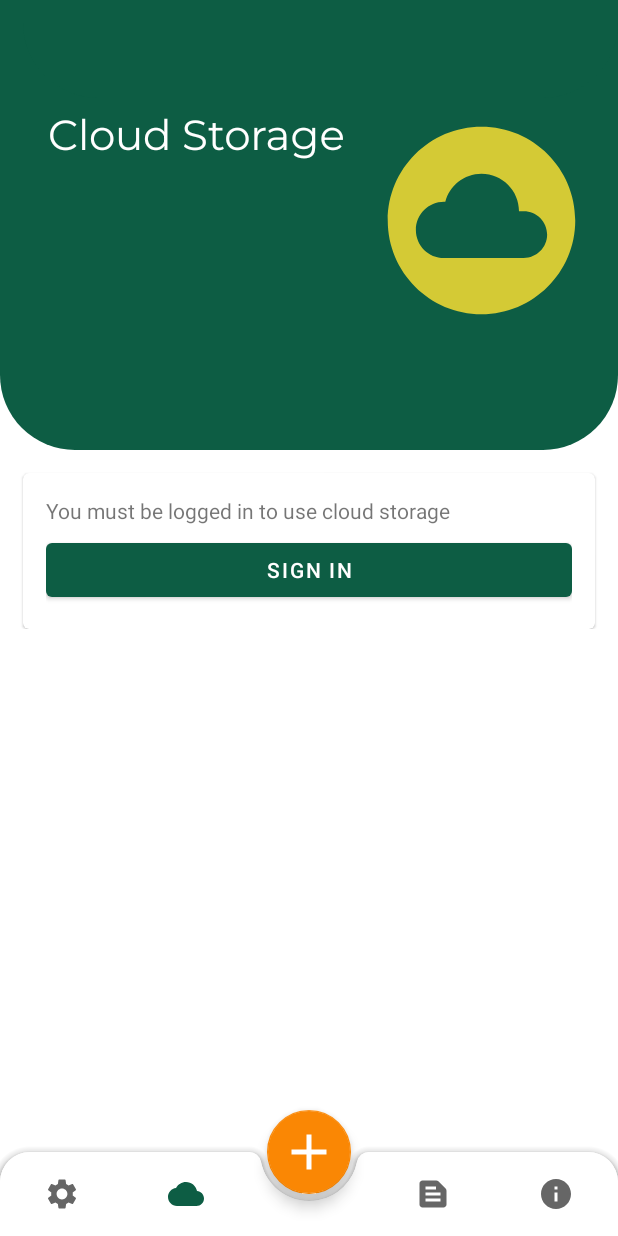
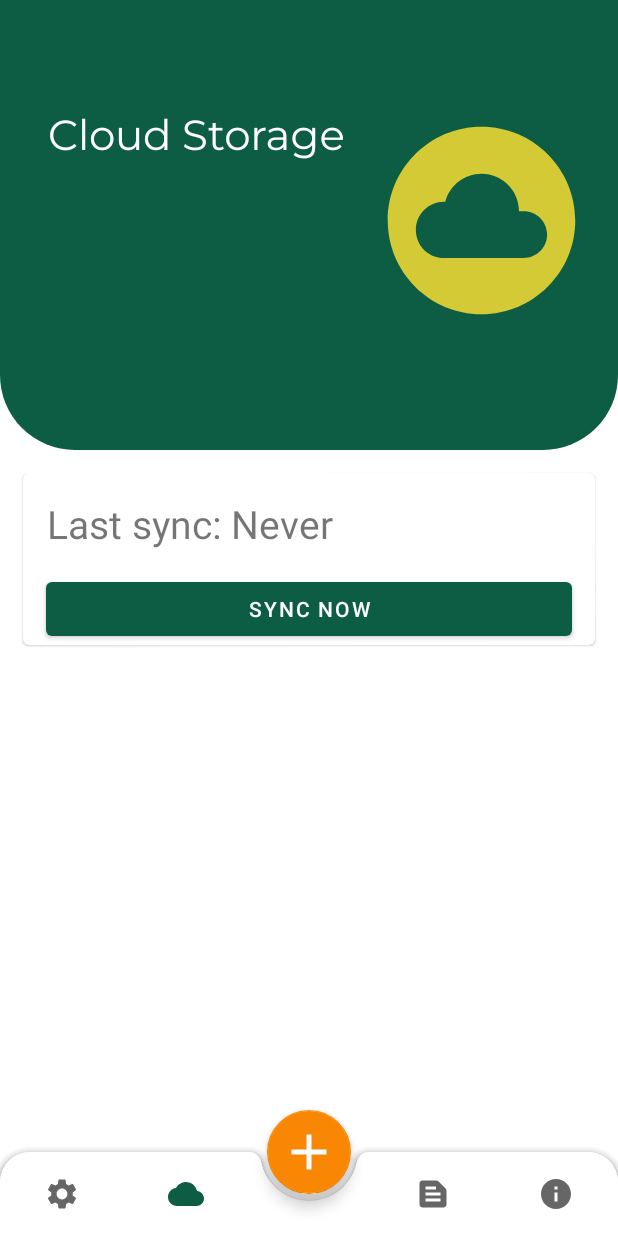
Before and after one commit to a1383n/sticknote, an Android app: the CloudFragment screen opened through its navigation route, on a phone screen of 412 x 824 dp. Run offline under Robolectric (Android 15) with nearby library versions, the phone set to English and light mode, and no system bars; our stand-ins replace Firebase (no records; nobody signed in at launch, a user with empty details on screens opened directly), Room's generated code, navigation-ui.

Commit message:
CloudFragment.kt almost completed

```diff
--- a/app/src/main/java/ir/amirsobhan/sticknote/App.kt
+++ b/app/src/main/java/ir/amirsobhan/sticknote/App.kt
@@ -27,7 +27,7 @@ class App : Application(){
 
         val viewModelModules = module {
             viewModel { NoteViewModel(get()) }
-            viewModel { CloudViewModel() }
+            viewModel { CloudViewModel(this@App) }
         }
 
 
--- a/app/src/main/java/ir/amirsobhan/sticknote/database/Note.kt
+++ b/app/src/main/java/ir/amirsobhan/sticknote/database/Note.kt
@@ -2,6 +2,9 @@ package ir.amirsobhan.sticknote.database
 
 import androidx.room.Entity
 import androidx.room.PrimaryKey
+import com.google.gson.Gson
+import com.google.gson.reflect.TypeToken
+import java.lang.reflect.Type
 
 @Entity
 data class Note(
--- a/app/src/main/java/ir/amirsobhan/sticknote/database/NoteDao.kt
+++ b/app/src/main/java/ir/amirsobhan/sticknote/database/NoteDao.kt
@@ -5,6 +5,9 @@ import androidx.room.*
 
 @Dao
 interface NoteDao {
+    @Query("SELECT * FROM Note ORDER BY timestamp DESC")
+    fun exportAll() : List<Note>
+
     @Query("SELECT * FROM Note ORDER BY id DESC")
     fun getAll(): LiveData<List<Note>>
 
--- a/app/src/main/java/ir/amirsobhan/sticknote/repositories/NoteRepository.kt
+++ b/app/src/main/java/ir/amirsobhan/sticknote/repositories/NoteRepository.kt
@@ -10,6 +10,11 @@ import java.util.concurrent.Callable
 class NoteRepository(private val noteDao: NoteDao) {
 
     val appExecutor : AppExecutor by inject(AppExecutor::class.java)
+
+    fun exportAll() : List<Note>{
+        val callable : Callable<List<Note>> = Callable { return@Callable noteDao.exportAll() }
+        return appExecutor.diskIO().submit(callable).get()
+    }
 
     fun getAll() : LiveData<List<Note>> {
         var callable: Callable<LiveData<List<Note>>> = Callable { return@Callable noteDao.getAll() }
--- a/app/src/main/java/ir/amirsobhan/sticknote/ui/fragments/CloudFragment.kt
+++ b/app/src/main/java/ir/amirsobhan/sticknote/ui/fragments/CloudFragment.kt
@@ -1,22 +1,31 @@
-package ir.amirsobhan.sticknote.ui.fragments
+          package ir.amirsobhan.sticknote.ui.fragments
 
+import android.app.Activity
 import android.content.Intent
 import android.os.Bundle
 import android.view.LayoutInflater
 import android.view.View
 import android.view.ViewGroup
+import android.widget.Toast
+import androidx.core.app.ActivityCompat
 import androidx.fragment.app.Fragment
+import com.google.android.material.snackbar.Snackbar
+import com.google.firebase.auth.FirebaseAuth
+import com.google.firebase.auth.ktx.auth
+import com.google.firebase.ktx.Firebase
 import ir.amirsobhan.sticknote.databinding.FragmentCloudBinding
 import ir.amirsobhan.sticknote.ui.activity.AuthActivity
 import ir.amirsobhan.sticknote.viewmodel.CloudViewModel
 import org.koin.android.ext.android.inject
 
 
-class CloudFragment : Fragment(){
+          class CloudFragment : Fragment(){
     private val TAG = "CloudFragment"
     private var _binding : FragmentCloudBinding? = null
     private val binding get() = _binding!!
     private val viewModel : CloudViewModel by inject()
+    private val auth : FirebaseAuth = Firebase.auth
+    private val isUserSignedIn : Boolean get() = auth.currentUser != null
 
     override fun onCreateView(inflater: LayoutInflater, container: ViewGroup?,savedInstanceState: Bundle?): View? {
         _binding = FragmentCloudBinding.inflate(layoutInflater, container, false)
@@ -26,13 +35,38 @@ class CloudFragment : Fragment(){
         return binding.root
     }
 
-    fun updateUI(){
-        binding.signInBtn.setOnClickListener {
-            startActivity(Intent(activity,AuthActivity::class.java))
+    override fun onActivityResult(requestCode: Int, resultCode: Int, data: Intent?) {
+        super.onActivityResult(requestCode, resultCode, data)
+        if (requestCode == 10 && resultCode == Activity.RESULT_OK){
+            Snackbar.make(requireView(),"Welcome ${data?.getStringExtra("name")}",Snackbar.LENGTH_LONG).show()
         }
     }
 
-    fun sync(){
+    private fun updateUI(){
+        if (isUserSignedIn){
+            binding.signInCard.visibility = View.GONE
+            binding.cloudCard.visibility = View.VISIBLE
+            binding.lastSync.text = viewModel.getLastSyncDate()
 
+            binding.syncButtom.setOnClickListener {
+                binding.syncButtom.isEnabled = false
+                viewModel.putNotesToRemote()
+                        .addOnCompleteListener {
+                            binding.syncButtom.isEnabled = true
+                            if (!it.isSuccessful){
+                                Toast.makeText(context,it.exception?.message,Toast.LENGTH_LONG).show()
+                            }else{
+                                binding.lastSync.text = "Last sync: Now"
+                            }
+                        }
+            }
+
+        }else{
+            binding.signInCard.visibility = View.VISIBLE
+            binding.cloudCard.visibility = View.GONE
+            binding.signInBtn.setOnClickListener {
+                startActivityForResult(Intent(activity,AuthActivity::class.java),10)
+            }
+        }
     }
 }
--- a/app/src/main/java/ir/amirsobhan/sticknote/viewmodel/CloudViewModel.kt
+++ b/app/src/main/java/ir/amirsobhan/sticknote/viewmodel/CloudViewModel.kt
@@ -1,11 +1,44 @@
 package ir.amirsobhan.sticknote.viewmodel
 
+import android.content.Context
+import android.content.SharedPreferences
+import android.text.format.DateUtils
+import androidx.core.content.edit
 import androidx.lifecycle.ViewModel
+import androidx.preference.PreferenceManager
+import com.google.android.gms.tasks.Task
+import com.google.firebase.auth.ktx.auth
+import com.google.firebase.firestore.FirebaseFirestore
+import com.google.firebase.firestore.ktx.firestore
+import com.google.firebase.ktx.Firebase
+import ir.amirsobhan.sticknote.database.Note
+import ir.amirsobhan.sticknote.repositories.NoteRepository
+import org.koin.java.KoinJavaComponent.inject
 
-class CloudViewModel() : ViewModel() {
+class CloudViewModel(val context : Context) : ViewModel() {
+    private val firestore : FirebaseFirestore = Firebase.firestore
+    private val repository : NoteRepository by inject(NoteRepository::class.java)
+    private val sharedPreferences : SharedPreferences = PreferenceManager.getDefaultSharedPreferences(context)
 
-    fun getSignInActivityIntent(){
+    fun getLastSyncDate() : String{
+        if (sharedPreferences.getLong("last_sync",0L) != 0L){
+            return "Last sync:" + DateUtils.getRelativeTimeSpanString(
+                    System.currentTimeMillis(),sharedPreferences.getLong("last_sync",0L),0
+            ).toString()
+        }else{
+            return "Last sync: Never"
+        }
+    }
 
+    fun putNotesToRemote(): Task<Void> {
+        val list : List<Note> = repository.exportAll()
+
+        return firestore.collection("users").document(Firebase.auth.currentUser.uid)
+                .set(hashMapOf(
+                        "notes" to list,
+                        "last_sync" to System.currentTimeMillis()
+                ))
+                .addOnSuccessListener { sharedPreferences.edit { putLong("last_sync",System.currentTimeMillis()).apply() } }
     }
 
 }
--- a/app/src/main/res/layout/fragment_cloud.xml
+++ b/app/src/main/res/layout/fragment_cloud.xml
@@ -63,6 +63,7 @@
             <androidx.core.widget.NestedScrollView
                 android:layout_width="match_parent"
                 android:layout_height="match_parent"
+                android:fillViewport="true"
                 app:layout_behavior="@string/appbar_scrolling_view_behavior">
 
                 <androidx.constraintlayout.widget.ConstraintLayout
@@ -77,6 +78,7 @@
                         android:layout_marginStart="16dp"
                         android:layout_marginTop="8dp"
                         android:layout_marginEnd="16dp"
+                        android:visibility="gone"
                         app:contentPadding="15dp"
                         app:layout_constraintEnd_toEndOf="parent"
                         app:layout_constraintStart_toStartOf="parent"
@@ -91,8 +93,8 @@
                             android:id="@+id/signInBtn"
                             android:layout_width="match_parent"
                             android:layout_height="wrap_content"
-                            android:text="Sign in"
-                            android:layout_marginTop="25dp" />
+                            android:layout_marginTop="25dp"
+                            android:text="Sign in" />
 
                     </com.google.android.material.card.MaterialCardView>
 
@@ -104,7 +106,7 @@
                         android:layout_marginStart="16dp"
                         android:layout_marginTop="8dp"
                         android:layout_marginEnd="16dp"
-                        android:visibility="gone"
+                        android:visibility="visible"
                         app:layout_constraintEnd_toEndOf="parent"
                         app:layout_constraintStart_toStartOf="parent"
                         app:layout_constraintTop_toTopOf="parent">
@@ -114,7 +116,7 @@
                             android:layout_height="wrap_content">
 
                             <TextView
-                                android:id="@+id/textView2"
+                                android:id="@+id/last_sync"
                                 android:layout_width="wrap_content"
                                 android:layout_height="wrap_content"
                                 android:layout_marginStart="16dp"
@@ -132,25 +134,7 @@
                                 android:text="Sync Now"
                                 app:layout_constraintEnd_toEndOf="parent"
                                 app:layout_constraintStart_toStartOf="parent"
-                                app:layout_constraintTop_toBottomOf="@+id/textView5" />
-
-                            <TextView
-                                android:id="@+id/textView4"
-                                android:layout_width="wrap_content"
-                                android:layout_height="wrap_content"
-                                android:layout_marginTop="16dp"
-                                android:text="3 note was saved in the cloud"
-                                app:layout_constraintStart_toStartOf="@+id/textView2"
-                                app:layout_constraintTop_toBottomOf="@+id/textView2" />
-
-                            <TextView
-                                android:id="@+id/textView5"
-                                android:layout_width="wrap_content"
-                                android:layout_height="wrap_content"
-                                android:layout_marginTop="8dp"
-                                android:text="All config was saved in the cloud"
-                                app:layout_constraintStart_toStartOf="@+id/textView2"
-                                app:layout_constraintTop_toBottomOf="@+id/textView4" />
+                                app:layout_constraintTop_toBottomOf="@+id/last_sync" />
 
                         </androidx.constraintlayout.widget.ConstraintLayout>
                     </com.google.android.material.card.MaterialCardView>
```
Also changed, not shown: app/src/main/java/ir/amirsobhan/sticknote/ui/activity/AuthActivity.kt (+19 -0 lines), app/src/main/java/ir/amirsobhan/sticknote/ui/fragments/auth/LoginFragment.kt (+13 -2 lines), app/src/main/java/ir/amirsobhan/sticknote/worker/AutoSync.kt (added, +29 -0 lines), app/src/main/java/ir/amirsobhan/sticknote/worker/FirstSync.kt (added, +42 -0 lines), app/src/main/java/ir/amirsobhan/sticknote/worker/SyncLocalDBwithRemote.kt (deleted, +0 -9 lines).
